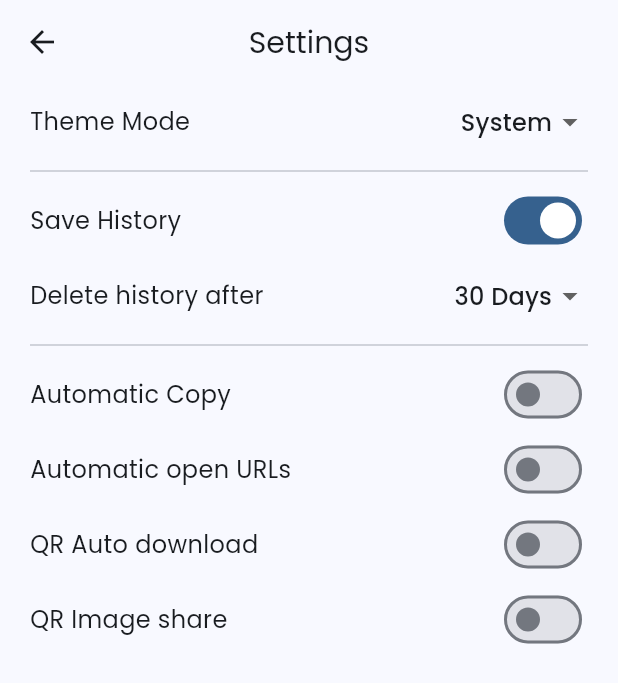
After one commit to itsSagarBro/scan_master, a Flutter app: the SettingsScreen screen opened by its route, on a phone screen of 412 x 824 dp. The commit adds this screen. Shown: the top 683 px of the screen. Run offline on Flutter 3.47's test engine with Material 2 defaults, Android fonts, the phone set to English and light mode, and no system bars; our stand-ins replace auto_size_text, barcode_widget, bloc, flutter_bloc, flutter_slidable, fluttertoast and 7 more; missing offline and left inert: mobile_scanner, wifi_iot; accounts and stored records are empty.

Commit message:
Added some settings

```diff
--- a/lib/bloc/history_bloc/history_event.dart
+++ b/lib/bloc/history_bloc/history_event.dart
@@ -2,9 +2,13 @@ part of 'history_bloc.dart';
 
 abstract class HistoryEvent {}
 
+final class OnAddHistoryClicked extends HistoryEvent {
+  BarcodeCapture barcode;
+  OnAddHistoryClicked(this.barcode);
+}
+
 final class OnDeleteHistoryClicked extends HistoryEvent {
   String id;
-
   OnDeleteHistoryClicked(this.id);
 }
 
@@ -12,7 +16,6 @@ final class OnDeleteAllHistoryClicked extends HistoryEvent {}
 
 final class OnFavoriteToggleClicked extends HistoryEvent {
   String id;
-
   OnFavoriteToggleClicked(this.id);
 }
 
--- a/lib/bloc/history_bloc/history_state.dart
+++ b/lib/bloc/history_bloc/history_state.dart
@@ -17,4 +17,8 @@ class HistoryState {
   HistoryState copyWith(List<dynamic>? datas) {
     return HistoryState._(datas: datas?.reversed.toList() ?? this.datas);
   }
+
+  dynamic getOneData(String id) {
+    return datas.firstWhere((element) => element["id"] == id);
+  }
 }
--- a/lib/bloc/qr_scanner_bloc/qr_scanner_event.dart
+++ b/lib/bloc/qr_scanner_bloc/qr_scanner_event.dart
@@ -10,7 +10,11 @@ final class OnScannedData extends QrScannerEvent {
   OnScannedData(this.data);
 }
 
-final class OnReturn extends QrScannerEvent {}
+final class OnReturn extends QrScannerEvent {
+  bool fromBackground;
+
+  OnReturn({this.fromBackground = false});
+}
 
 final class PauseCamera extends QrScannerEvent {}
 
--- a/lib/bloc/qr_scanner_bloc/qr_scanner_state.dart
+++ b/lib/bloc/qr_scanner_bloc/qr_scanner_state.dart
@@ -12,7 +12,7 @@ class QrScannerState {
 
   factory QrScannerState.initial() {
     MobileScannerController controller =
-        MobileScannerController(detectionSpeed: DetectionSpeed.noDuplicates);
+        MobileScannerController(detectionSpeed: DetectionSpeed.normal);
     return QrScannerState._(
         mobileScannerController: controller, flashOn: false, data: null);
   }
--- a/lib/bloc/scanned_result_bloc/scanned_result_event.dart
+++ b/lib/bloc/scanned_result_bloc/scanned_result_event.dart
@@ -28,8 +28,4 @@ class OnShareClick extends ScannedResultEvent {
   OnShareClick(this.value);
 }
 
-class OnFavortieToggleClick extends ScannedResultEvent {
-  String id;
-
-  OnFavortieToggleClick(this.id);
-}
+class OnFavortieToggleClick extends ScannedResultEvent {}
--- /dev/null
+++ b/lib/bloc/settings_bloc/settings_bloc.dart
@@ -0,0 +1,37 @@
+import 'package:bloc/bloc.dart';
+import 'package:flutter/material.dart';
+import 'package:hive_flutter/hive_flutter.dart';
+
+part 'settings_event.dart';
+part 'settings_state.dart';
+
+class SettingsBloc extends Bloc<SettingsEvent, SettingsState> {
+  SettingsBloc() : super(SettingsState.initial()) {
+    Box settingsBox = Hive.box("settings");
+
+    on<OnThemeChanged>((event, emit) async {
+      ThemeMode themeMode;
+      switch (event.value) {
+        case 1:
+          themeMode = ThemeMode.light;
+          break;
+        case 2:
+          themeMode = ThemeMode.dark;
+          break;
+        default:
+          themeMode = ThemeMode.system;
+          break;
+      }
+
+      await settingsBox.put("themeMode", event.value);
+      emit(state.copyWith(themeMode: themeMode));
+    });
+
+    on<ToggleSaveHistory>((event, emit) async {
+      await settingsBox.put("saveHistory", event.value);
+      emit(state.copyWith(saveHistory: event.value));
+    });
+  }
+
+  bool get saveHistory => state.saveHistory;
+}
--- /dev/null
+++ b/lib/bloc/settings_bloc/settings_event.dart
@@ -0,0 +1,13 @@
+part of 'settings_bloc.dart';
+
+abstract class SettingsEvent {}
+
+final class OnThemeChanged extends SettingsEvent {
+  int value;
+  OnThemeChanged(this.value);
+}
+
+final class ToggleSaveHistory extends SettingsEvent {
+  bool value;
+  ToggleSaveHistory(this.value);
+}
--- /dev/null
+++ b/lib/bloc/settings_bloc/settings_state.dart
@@ -0,0 +1,75 @@
+part of 'settings_bloc.dart';
+
+class SettingsState {
+  SettingsState._(
+      {required this.themeMode,
+      required this.saveHistory,
+      required this.deleteHistory,
+      required this.autoCopy,
+      required this.autoOpenUrl,
+      required this.qrAutoDownload,
+      required this.qrImageShare});
+
+  final ThemeMode themeMode;
+  final bool saveHistory;
+  final int deleteHistory;
+  final bool autoCopy;
+  final bool autoOpenUrl;
+  final bool qrAutoDownload;
+  final bool qrImageShare;
+
+  factory SettingsState.initial() {
+    Box settingsBox = Hive.box("settings");
+    ThemeMode themeMode;
+
+    switch (settingsBox.get("themeMode", defaultValue: 0)) {
+      case 1:
+        themeMode = ThemeMode.light;
+        break;
+      case 2:
+        themeMode = ThemeMode.dark;
+        break;
+      default:
+        themeMode = ThemeMode.system;
+        break;
+    }
+
+    return SettingsState._(
+        themeMode: themeMode,
+        saveHistory: settingsBox.get("saveHistory", defaultValue: true),
+        deleteHistory: settingsBox.get("deleteHistory", defaultValue: 0),
+        autoCopy: settingsBox.get("autoCopy", defaultValue: false),
+        autoOpenUrl: settingsBox.get("autoOpenUrl", defaultValue: false),
+        qrAutoDownload: settingsBox.get("qrAutoDownload", defaultValue: false),
+        qrImageShare: settingsBox.get("qrImageShare", defaultValue: false));
+  }
+
+  SettingsState copyWith(
+      {ThemeMode? themeMode,
+      bool? saveHistory,
+      int? deleteHistory,
+      bool? autoCopy,
+      bool? autoOpenUrl,
+      bool? qrAutoDownload,
+      bool? qrImageShare}) {
+    return SettingsState._(
+        themeMode: themeMode ?? this.themeMode,
+        saveHistory: saveHistory ?? this.saveHistory,
+        deleteHistory: deleteHistory ?? this.deleteHistory,
+        autoCopy: autoCopy ?? this.autoCopy,
+        autoOpenUrl: autoOpenUrl ?? this.autoOpenUrl,
+        qrAutoDownload: qrAutoDownload ?? this.qrAutoDownload,
+        qrImageShare: qrImageShare ?? this.qrImageShare);
+  }
+
+  int getThemeSwitch() {
+    switch (themeMode) {
+      case ThemeMode.light:
+        return 1;
+      case ThemeMode.dark:
+        return 2;
+      default:
+        return 0;
+    }
+  }
+}
--- /dev/null
+++ b/lib/screens/settings_screen.dart
@@ -0,0 +1,204 @@
+import 'package:flutter/material.dart';
+import 'package:flutter_bloc/flutter_bloc.dart';
+import 'package:scan_master/bloc/settings_bloc/settings_bloc.dart';
+import 'package:scan_master/utils/text_styles.dart';
+
+class SettingsScreen extends StatelessWidget {
+  const SettingsScreen({super.key});
+
+  @override
+  Widget build(BuildContext context) {
+    return Scaffold(
+      appBar: AppBar(
+        centerTitle: true,
+        surfaceTintColor: Colors.transparent,
+        title: Text(
+          "Settings",
+          style: appBarHeading(),
+        ),
+      ),
+      body: SingleChildScrollView(
+        padding: const EdgeInsets.symmetric(horizontal: 20),
+        child: BlocBuilder<SettingsBloc, SettingsState>(
+          builder: (context, state) {
+            return Column(
+              children: [
+                SizedBox(
+                  height: 50,
+                  width: double.maxFinite,
+                  child: Row(
+                    children: [
+                      Text(
+                        "Theme Mode",
+                        style: defaultTextStyle(),
+                      ),
+                      const Spacer(),
+                      DropdownButton(
+                        value: state.getThemeSwitch(),
+                        underline: const SizedBox(),
+                        borderRadius: BorderRadius.circular(15),
+                        alignment: AlignmentDirectional.centerEnd,
+                        items: [
+                          DropdownMenuItem(
+                              value: 0,
+                              child: Text(
+                                "System",
+                                style: defaultTextStyle(),
+                              )),
+                          DropdownMenuItem(
+                              value: 1,
+                              child: Text(
+                                "Light",
+                                style: defaultTextStyle(),
+                              )),
+                          DropdownMenuItem(
+                              value: 2,
+                              child: Text(
+                                "Dark",
+                                style: defaultTextStyle(),
+                              ))
+                        ],
+                        onChanged: (value) =>
+                            BlocProvider.of<SettingsBloc>(context)
+                                .add(OnThemeChanged(value ?? 0)),
+                      )
+                    ],
+                  ),
+                ),
+                const Divider(),
+                SizedBox(
+                  height: 50,
+                  width: double.maxFinite,
+                  child: Row(
+                    children: [
+                      Text(
+                        "Save History",
+                        style: defaultTextStyle(),
+                      ),
+                      const Spacer(),
+                      Switch.adaptive(
+                        value: state.saveHistory,
+                        onChanged: (value) =>
+                            BlocProvider.of<SettingsBloc>(context)
+                                .add(ToggleSaveHistory(value)),
+                      )
+                    ],
+                  ),
+                ),
+                SizedBox(
+                  height: 50,
+                  width: double.maxFinite,
+                  child: Row(
+                    children: [
+                      Text(
+                        "Delete history after",
+                        style: defaultTextStyle(),
+                      ),
+                      const Spacer(),
+                      DropdownButton(
+                        value: 0,
+                        underline: const SizedBox(),
+                        borderRadius: BorderRadius.circular(15),
+                        alignment: AlignmentDirectional.centerEnd,
+                        items: [
+                          DropdownMenuItem(
+                              value: 0,
+                              child: Text(
+                                "30 Days",
+                                style: defaultTextStyle(),
+                              )),
+                          DropdownMenuItem(
+                              value: 1,
+                              child: Text(
+                                "7 Days",
+                                style: defaultTextStyle(),
+                              )),
+                          DropdownMenuItem(
+                              value: 2,
+                              child: Text(
+                                "Never",
+                                style: defaultTextStyle(),
+                              ))
+                        ],
+                        onChanged: (value) {},
+                      )
+                    ],
+                  ),
+                ),
+                const Divider(),
+                SizedBox(
+                  height: 50,
+                  width: double.maxFinite,
+                  child: Row(
+                    children: [
+                      Text(
+                        "Automatic Copy",
+                        style: defaultTextStyle(),
+                      ),
+                      const Spacer(),
+                      Switch.adaptive(
+                        value: false,
+                        onChanged: (value) {},
+                      )
+                    ],
+                  ),
+                ),
+                SizedBox(
+                  height: 50,
+                  width: double.maxFinite,
+                  child: Row(
+                    children: [
+                      Text(
+                        "Automatic open URLs",
+                        style: defaultTextStyle(),
+                      ),
+                      const Spacer(),
+                      Switch.adaptive(
+                        value: false,
+                        onChanged: (value) {},
+                      )
+                    ],
+                  ),
+                ),
+                SizedBox(
+                  height: 50,
+                  width: double.maxFinite,
+                  child: Row(
+                    children: [
+                      Text(
+                        "QR Auto download",
+                        style: defaultTextStyle(),
+                      ),
+                      const Spacer(),
+                      Switch.adaptive(
+                        value: false,
+                        onChanged: (value) {},
+                      )
+                    ],
+                  ),
+                ),
+                SizedBox(
+                  height: 50,
+                  width: double.maxFinite,
+                  child: Row(
+                    children: [
+                      Text(
+                        "QR Image share",
+                        style: defaultTextStyle(),
+                      ),
+                      const Spacer(),
+                      Switch.adaptive(
+                        value: false,
+                        onChanged: (value) {},
+                      )
+                    ],
+                  ),
+                )
+              ],
+            );
+          },
+        ),
+      ),
+    );
+  }
+}
--- a/pubspec.yaml
+++ b/pubspec.yaml
@@ -41,6 +41,7 @@ dependencies:
   barcode_widget: ^2.0.4
   hive_flutter: ^1.1.0
   flutter_slidable: ^3.0.1
+  logger: ^2.0.2+1
 
 dev_dependencies:
   flutter_test:
```
Also changed, not shown: lib/bloc/history_bloc/history_bloc.dart (+32 -13 lines), lib/bloc/qr_scanner_bloc/qr_scanner_bloc.dart (+24 -7 lines), lib/bloc/scanned_result_bloc/scanned_result_bloc.dart (+0 -10 lines), lib/main.dart (+19 -1 lines), lib/screens/home_screen.dart (+12 -2 lines), lib/screens/scanned_screen.dart (+29 -23 lines), lib/utils/router.dart (+8 -19 lines), pubspec.lock.
